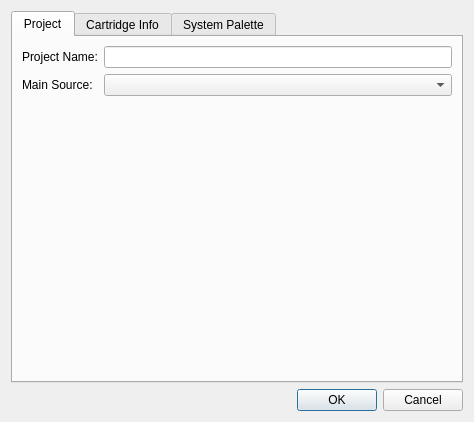
First picture: the form in designers/project_properties/projectpropertiesdialog.ui, repository christopherpow/nesicide, before the edit.
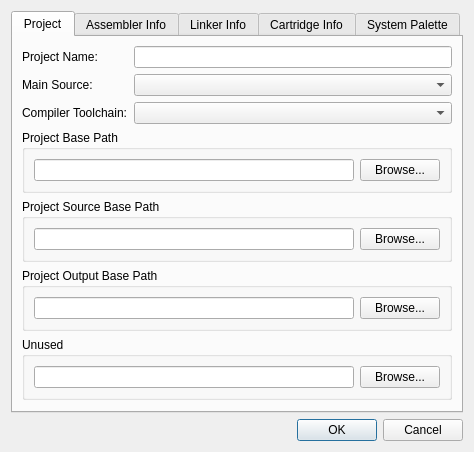
Second picture: the form after the edit. Icons and pictures are not drawn.

Diff of the .ui file:
```diff
--- a/designers/project_properties/projectpropertiesdialog.ui
+++ b/designers/project_properties/projectpropertiesdialog.ui
@@ -19,8 +19,8 @@
   <property name="modal">
    <bool>true</bool>
   </property>
-  <layout class="QVBoxLayout" name="verticalLayout">
-   <item>
+  <layout class="QGridLayout" name="gridLayout_2">
+   <item row="0" column="0">
     <widget class="QTabWidget" name="tabWidget">
      <property name="currentIndex">
       <number>0</number>
@@ -29,18 +29,15 @@
       <attribute name="title">
        <string>Project</string>
       </attribute>
-      <layout class="QFormLayout" name="formLayout">
-       <property name="fieldGrowthPolicy">
-        <enum>QFormLayout::AllNonFixedFieldsGrow</enum>
-       </property>
-       <item row="0" column="0">
+      <layout class="QGridLayout" name="gridLayout_3">
+       <item row="0" column="0" colspan="2">
         <widget class="QLabel" name="label_4">
          <property name="text">
           <string>Project Name:</string>
          </property>
         </widget>
        </item>
-       <item row="0" column="1">
+       <item row="0" column="2">
         <widget class="QLineEdit" name="projectNameLineEdit"/>
        </item>
        <item row="1" column="0">
@@ -50,12 +47,243 @@
          </property>
         </widget>
        </item>
-       <item row="1" column="1">
+       <item row="1" column="2">
         <widget class="QComboBox" name="mainSourceComboBox"/>
        </item>
+       <item row="2" column="0" colspan="2">
+        <widget class="QLabel" name="label_10">
+         <property name="text">
+          <string>Compiler Toolchain:</string>
+         </property>
+        </widget>
+       </item>
+       <item row="2" column="2">
+        <widget class="QComboBox" name="compilerToolchain">
+         <property name="maxVisibleItems">
+          <number>10</number>
+         </property>
+        </widget>
+       </item>
+       <item row="3" column="0" colspan="3">
+        <widget class="QGroupBox" name="groupBox_2">
+         <property name="title">
+          <string>Project Base Path</string>
+         </property>
+         <layout class="QHBoxLayout" name="horizontalLayout_2">
+          <item>
+           <widget class="QLineEdit" name="projectBasePath">
+            <property name="readOnly">
+             <bool>true</bool>
+            </property>
+           </widget>
+          </item>
+          <item>
+           <widget class="QPushButton" name="projectBasePathBrowse">
+            <property name="text">
+             <string>Browse...</string>
+            </property>
+            <property name="icon">
+             <iconset resource="../../resource.qrc">
+              <normaloff>:/resources/document-open.svg</normaloff>:/resources/document-open.svg</iconset>
+            </property>
+           </widget>
+          </item>
+         </layout>
+        </widget>
+       </item>
+       <item row="4" column="0" colspan="3">
+        <widget class="QGroupBox" name="groupBox_3">
+         <property name="title">
+          <string>Project Source Base Path</string>
+         </property>
+         <layout class="QHBoxLayout" name="horizontalLayout_3">
+          <item>
+           <widget class="QLineEdit" name="projectSourceBasePath">
+            <property name="readOnly">
+             <bool>true</bool>
+            </property>
+           </widget>
+          </item>
+          <item>
+           <widget class="QPushButton" name="projectSourceBasePathBrowse">
+            <property name="text">
+             <string>Browse...</string>
+            </property>
+            <property name="icon">
+             <iconset resource="../../resource.qrc">
+              <normaloff>:/resources/document-open.svg</normaloff>:/resources/document-open.svg</iconset>
+            </property>
+           </widget>
+          </item>
+         </layout>
+        </widget>
+       </item>
+       <item row="5" column="0" colspan="3">
+        <widget class="QGroupBox" name="groupBox_4">
+         <property name="title">
+          <string>Project Output Base Path</string>
+         </property>
+         <layout class="QHBoxLayout" name="horizontalLayout_4">
+          <item>
+           <widget class="QLineEdit" name="projectOutputBasePath">
+            <property name="readOnly">
+             <bool>true</bool>
+            </property>
+           </widget>
+          </item>
+          <item>
+           <widget class="QPushButton" name="projectOutputBasePathBrowse">
+            <property name="text">
+             <string>Browse...</string>
+            </property>
+            <property name="icon">
+             <iconset resource="../../resource.qrc">
+              <normaloff>:/resources/document-open.svg</normaloff>:/resources/document-open.svg</iconset>
+            </property>
+           </widget>
+          </item>
+         </layout>
+        </widget>
+       </item>
+       <item row="6" column="0" colspan="3">
+        <widget class="QGroupBox" name="groupBox_5">
+         <property name="title">
+          <string>Unused</string>
+         </property>
+         <layout class="QHBoxLayout" name="horizontalLayout_5">
+          <item>
+           <widget class="QLineEdit" name="unused">
+            <property name="readOnly">
+             <bool>true</bool>
+            </property>
+           </widget>
+          </item>
+          <item>
+           <widget class="QPushButton" name="unusedBrowse">
+            <property name="text">
+             <string>Browse...</string>
+            </property>
+            <property name="icon">
+             <iconset resource="../../resource.qrc">
+              <normaloff>:/resources/document-open.svg</normaloff>:/resources/document-open.svg</iconset>
+            </property>
+           </widget>
+          </item>
+         </layout>
+        </widget>
+       </item>
+       <item row="7" column="0" colspan="3">
+        <spacer name="verticalSpacer_2">
+         <property name="orientation">
+          <enum>Qt::Vertical</enum>
+         </property>
+         <property name="sizeHint" stdset="0">
+          <size>
+           <width>20</width>
+           <height>40</height>
+          </size>
+         </property>
+        </spacer>
+       </item>
       </layout>
      </widget>
-     <widget class="QWidget" name="tab_3">
+     <widget class="QWidget" name="assemblerTab">
+      <attribute name="title">
+       <string>Assembler Info</string>
+      </attribute>
+      <layout class="QFormLayout" name="formLayout_3">
+       <item row="0" column="0">
+        <widget class="QLabel" name="label_11">
+         <property name="text">
+          <string>DEFINEd symbols:</string>
+         </property>
+        </widget>
+       </item>
+       <item row="0" column="1">
+        <widget class="QLineEdit" name="definedSymbols">
+         <property name="placeholderText">
+          <string/>
+         </property>
+        </widget>
+       </item>
+       <item row="1" column="0">
+        <widget class="QLabel" name="label_12">
+         <property name="text">
+          <string>UnDEFINEd symbols:</string>
+         </property>
+        </widget>
+       </item>
+       <item row="1" column="1">
+        <widget class="QLineEdit" name="undefinedSymbols">
+         <property name="placeholderText">
+          <string/>
+         </property>
+        </widget>
+       </item>
+       <item row="5" column="0">
+        <widget class="QLabel" name="label_14">
+         <property name="text">
+          <string>Example Invocation:</string>
+         </property>
+        </widget>
+       </item>
+       <item row="6" column="0" colspan="2">
+        <widget class="QTextEdit" name="exampleInvocation">
+         <property name="readOnly">
+          <bool>true</bool>
+         </property>
+        </widget>
+       </item>
+       <item row="7" column="0" colspan="2">
+        <spacer name="verticalSpacer">
+         <property name="orientation">
+          <enum>Qt::Vertical</enum>
+         </property>
+         <property name="sizeHint" stdset="0">
+          <size>
+           <width>429</width>
+           <height>27</height>
+          </size>
+         </property>
+        </spacer>
+       </item>
+       <item row="2" column="1">
+        <layout class="QHBoxLayout" name="horizontalLayout">
+         <item>
+          <widget class="QLineEdit" name="includePaths">
+           <property name="placeholderText">
+            <string/>
+           </property>
+          </widget>
+         </item>
+         <item>
+          <widget class="QPushButton" name="includePathBrowse">
+           <property name="text">
+            <string>Browse...</string>
+           </property>
+           <property name="icon">
+            <iconset resource="../../resource.qrc">
+             <normaloff>:/resources/document-open.svg</normaloff>:/resources/document-open.svg</iconset>
+           </property>
+          </widget>
+         </item>
+        </layout>
+       </item>
+       <item row="2" column="0">
+        <widget class="QLabel" name="label_13">
+         <property name="text">
+          <string>Additional INCLUDE paths:</string>
+         </property>
+        </widget>
+       </item>
+      </layout>
+     </widget>
+     <widget class="QWidget" name="linkerTab">
+      <attribute name="title">
+       <string>Linker Info</string>
+      </attribute>
+     </widget>
+     <widget class="QWidget" name="cartridgeTab">
       <attribute name="title">
        <string>Cartridge Info</string>
       </attribute>
@@ -479,7 +707,7 @@
      </widget>
     </widget>
    </item>
-   <item>
+   <item row="1" column="0">
     <widget class="QDialogButtonBox" name="buttonBox">
      <property name="orientation">
       <enum>Qt::Horizontal</enum>
```
Left out of the diff: 12 changed lines with no effect on the pictures.
